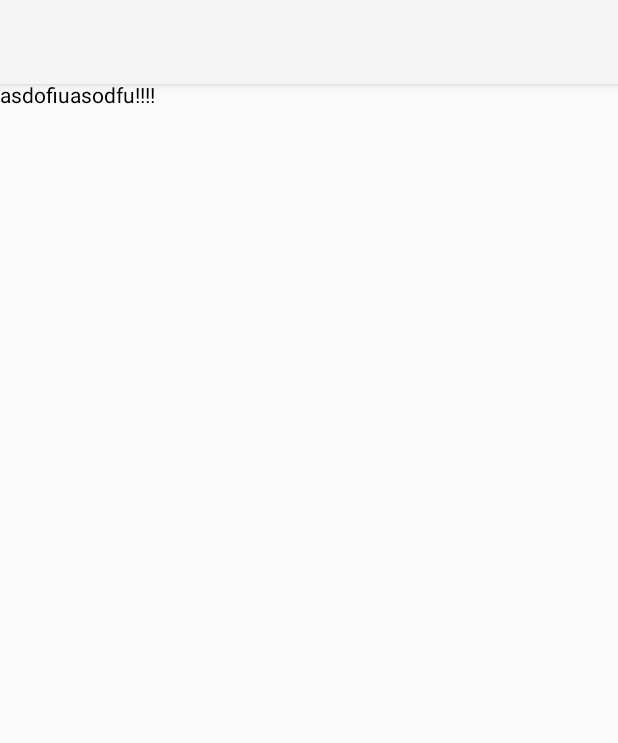
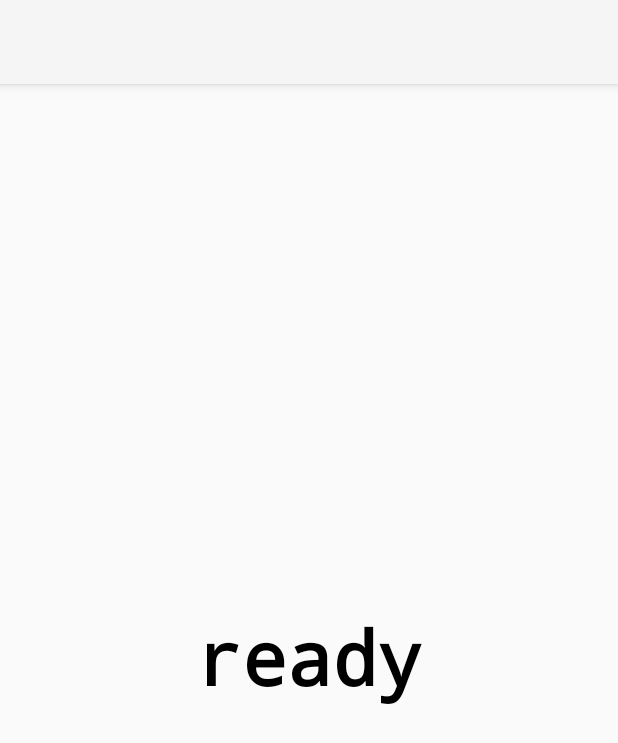
Before and after one commit to LucasAlfare/FLTimer, an Android app built with Jetpack Compose: the screen it shows after launch (MainActivity), on a phone screen of 412 x 824 dp. Shown: the top 743 px of the screen. Run offline under Robolectric (Android 15) with nearby library versions, the phone set to English and light mode, and no system bars.

Commit message:
minimal android app started

```diff
--- a/android/build.gradle.kts
+++ b/android/build.gradle.kts
@@ -63,4 +63,7 @@ dependencies {
     implementation("androidx.compose.ui:ui-tooling:1.1.1")
     // Integration with ViewModels
     implementation("androidx.lifecycle:lifecycle-viewmodel-compose:2.4.1")
+
+    implementation(project(":core"))
+    implementation(project(":ui"))
 }
--- a/android/src/main/java/lucasalfare/fltimer/android/MainActivity.kt
+++ b/android/src/main/java/lucasalfare/fltimer/android/MainActivity.kt
@@ -1,15 +1,59 @@
 package lucasalfare.fltimer.android
 
 import android.os.Bundle
+import android.widget.Toast
 import androidx.activity.compose.setContent
 import androidx.appcompat.app.AppCompatActivity
-import androidx.compose.material.Text
+import androidx.compose.foundation.gestures.detectTapGestures
+import androidx.compose.foundation.layout.Box
+import androidx.compose.foundation.layout.fillMaxSize
+import androidx.compose.runtime.LaunchedEffect
+import androidx.compose.ui.Alignment
+import androidx.compose.ui.Modifier
+import androidx.compose.ui.input.pointer.pointerInput
+import androidx.compose.ui.platform.LocalContext
+import lucasalfare.fltimer.core.AppEvent
+import lucasalfare.fltimer.core.configuration.ConfigurationManager
+import lucasalfare.fltimer.core.data.SolvesManager
+import lucasalfare.fltimer.core.data.session.SessionManager
+import lucasalfare.fltimer.core.getCurrentTime
+import lucasalfare.fltimer.core.scramble.ScrambleManager
+import lucasalfare.fltimer.core.setupManagers
+import lucasalfare.fltimer.core.timer.TimerManager
+import lucasalfare.fltimer.ui.composables.Display
+import lucasalfare.fltimer.ui.uiComponentsManager
 
 class MainActivity : AppCompatActivity() {
     override fun onCreate(savedInstanceState: Bundle?) {
         super.onCreate(savedInstanceState)
         setContent {
-            Text(text = "asdofiuasodfu!!!!")
+            Box(
+                modifier = Modifier
+                    .fillMaxSize()
+                    .pointerInput(true) {
+                        detectTapGestures(onPress = {
+                            uiComponentsManager.notifyListeners(AppEvent.TimerToggleDown, getCurrentTime())
+                            if (tryAwaitRelease()) {
+                                uiComponentsManager.notifyListeners(AppEvent.TimerToggleUp, getCurrentTime())
+                            }
+                        })
+                    }
+            ) {
+                LaunchedEffect(true) {
+                    setupManagers(
+                        uiComponentsManager,
+                        ScrambleManager(),
+                        SolvesManager(),
+                        SessionManager(),
+                        TimerManager(),
+                        ConfigurationManager()
+                    )
+                }
+
+                Box(modifier = Modifier.align(Alignment.Center)) {
+                    Display()
+                }
+            }
         }
     }
 }
```
